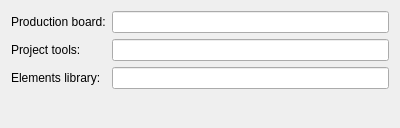
This is core/tools/icAdmin/settings_other_ui.ui in mjbonnington/icarus-gps as Qt 5 draws it before an edit. The edited form follows.
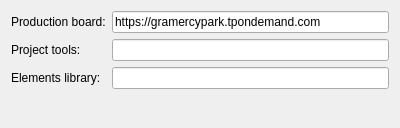
This is the edited form.

Patch:
```diff
--- a/core/tools/icAdmin/settings_other_ui.ui
+++ b/core/tools/icAdmin/settings_other_ui.ui
@@ -28,7 +28,11 @@
     </widget>
    </item>
    <item row="0" column="1">
-    <widget class="QLineEdit" name="board_lineEdit"/>
+    <widget class="QLineEdit" name="prodboard_lineEdit">
+     <property name="text">
+      <string>https://gramercypark.tpondemand.com</string>
+     </property>
+    </widget>
    </item>
    <item row="1" column="0">
     <widget class="QLabel" name="label">
```
Left out of the diff: 19 changed lines with no effect on the pictures.
